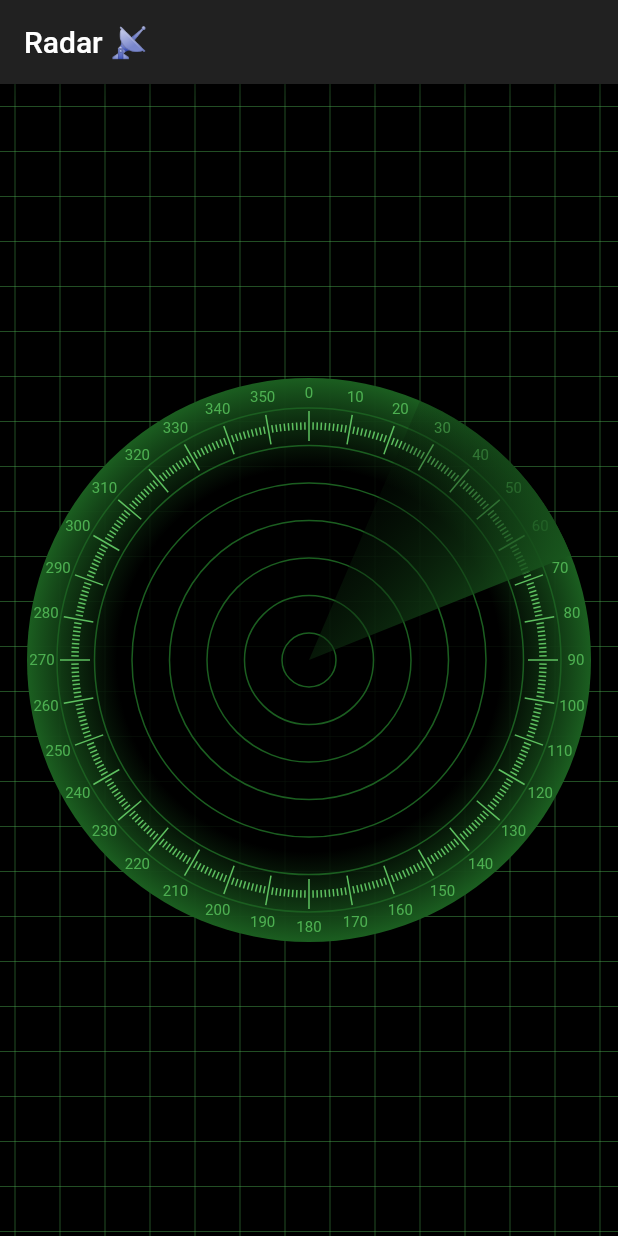
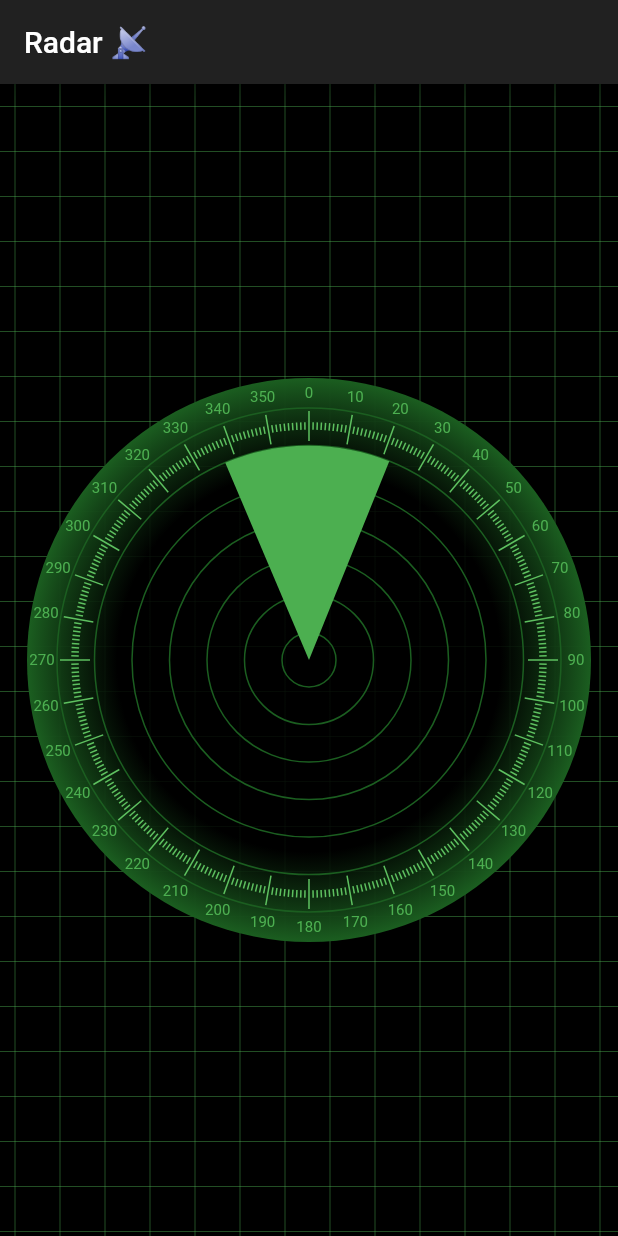
Before and after one commit to nickolaschong/flutter_radar, a Flutter app: the screen it shows after launch, on a phone screen of 412 x 824 dp. Run offline on Flutter 3.47's test engine with Material 2 defaults, Android fonts, the phone set to English and light mode, and no system bars.

Commit message:
Optimize the RadarArc Positioning Calculation

```diff
--- a/lib/radar.dart
+++ b/lib/radar.dart
@@ -12,6 +12,7 @@ class Radar extends StatelessWidget {
       aspectRatio: 1.0,
       child: LayoutBuilder(builder: (context, constraints) {
         final radius = constraints.maxWidth / 2;
+
         return Container(
           decoration: BoxDecoration(
             shape: BoxShape.circle,
@@ -51,11 +52,9 @@ class Radar extends StatelessWidget {
                   ),
                 ),
               Positioned(
-                left: 0,
-                top: 0,
-                child: RadarArc(
-                  radius: radius,
-                ),
+                left: radius,
+                top: radius,
+                child: RadarArc(radius: radius * 0.76),
               ),
             ],
           ),
--- a/lib/radar_arc.dart
+++ b/lib/radar_arc.dart
@@ -18,16 +18,16 @@ class RadarArc extends StatefulWidget {
 class _RadarArcState extends State<RadarArc>
     with SingleTickerProviderStateMixin {
   late final Ticker _ticker;
-  Duration _currentlyElapsed = Duration.zero;
+  Duration _elapsed = Duration.zero;
 
   @override
   void initState() {
     _ticker = createTicker((elapsed) {
       setState(() {
-        _currentlyElapsed = elapsed;
+        _elapsed = elapsed;
       });
     });
-    _ticker.start();
+    // _ticker.start();
     super.initState();
   }
 
@@ -39,17 +39,20 @@ class _RadarArcState extends State<RadarArc>
 
   @override
   Widget build(BuildContext context) {
+    const milliSecondsPerRound = 1500;
+    final width = widget.radius * 2;
+    final height = widget.radius * 2;
+
     return Transform(
       alignment: Alignment.center,
       transform: Matrix4.identity()
-        ..translate(0.0, 0.0, 0.0)
-        ..rotateZ((2 * pi / 2500) * _currentlyElapsed.inMilliseconds),
-      child: Container(
-        color: Colors.transparent,
-        height: widget.radius * 2,
-        width: widget.radius * 2,
+        ..translate(-width / 2, -height / 2, 0.0)
+        ..rotateZ((2 * pi / milliSecondsPerRound) * _elapsed.inMilliseconds),
       child: CustomPaint(
         painter: ArcPainter(),
+        child: SizedBox(
+          width: width,
+          height: height,
         ),
       ),
     );
@@ -61,10 +64,9 @@ class ArcPainter extends CustomPainter {
 
   @override
   void paint(Canvas canvas, Size size) {
-    Offset _center = Offset(size.width / 2, size.height / 2);
+    Offset center = Offset(size.width / 2, size.height / 2);
 
-    final rect = Rect.fromCircle(center: _center, radius: size.width / 4);
-
+    final rect = Rect.fromCircle(center: center, radius: size.width / 2);
     final paint = Paint()
       ..shader = LinearGradient(
         colors: [
@@ -79,18 +81,17 @@ class ArcPainter extends CustomPainter {
 
     canvas.drawArc(
       Rect.fromCenter(
-          center: _center,
+        center: center,
         width: size.width,
         height: size.height,
       ),
-        250 * pi / 180,
+      247 * pi / 180,
       pi / 4,
       true,
-        paint);
+      paint2,
+    );
   }
 
   @override
-  bool shouldRepaint(CustomPainter oldDelegate) {
-    return true;
+  bool shouldRepaint(CustomPainter oldDelegate) => true;
 }
-}
```
Lines whose indentation alone changed are shown as unchanged.
